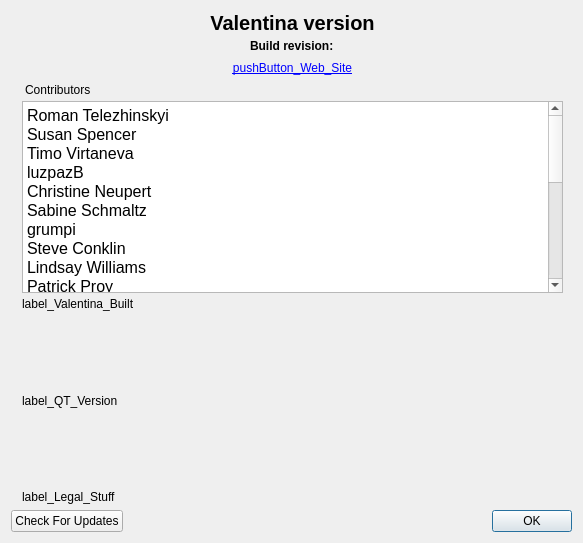
Above: src/app/valentina/dialogs/dialogaboutapp.ui from dismine/valentina before the change. Below: the same form after it.
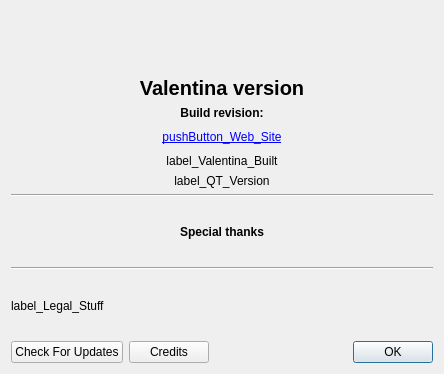
That is the form after the change. Icons and pictures are not drawn. Custom widgets are drawn as their Qt base class.

Commit message: List of sponsors.

```diff
--- a/src/app/valentina/dialogs/dialogaboutapp.ui
+++ b/src/app/valentina/dialogs/dialogaboutapp.ui
@@ -9,12 +9,12 @@
    <rect>
     <x>0</x>
     <y>0</y>
-    <width>583</width>
-    <height>543</height>
+    <width>444</width>
+    <height>374</height>
    </rect>
   </property>
   <property name="sizePolicy">
-   <sizepolicy hsizetype="Preferred" vsizetype="Fixed">
+   <sizepolicy hsizetype="Preferred" vsizetype="Minimum">
     <horstretch>0</horstretch>
     <verstretch>0</verstretch>
    </sizepolicy>
@@ -41,23 +41,33 @@
   <layout class="QVBoxLayout" name="verticalLayout">
    <item>
     <layout class="QHBoxLayout" name="horizontalLayout">
-     <property name="spacing">
-      <number>4</number>
-     </property>
-     <property name="leftMargin">
-      <number>0</number>
-     </property>
-     <property name="rightMargin">
-      <number>9</number>
-     </property>
+     <item>
+      <spacer name="horizontalSpacer_2">
+       <property name="orientation">
+        <enum>Qt::Orientation::Horizontal</enum>
+       </property>
+       <property name="sizeHint" stdset="0">
+        <size>
+         <width>40</width>
+         <height>20</height>
+        </size>
+       </property>
+      </spacer>
+     </item>
      <item>
       <widget class="QLabel" name="label_appIcon">
        <property name="sizePolicy">
-        <sizepolicy hsizetype="Fixed" vsizetype="Minimum">
+        <sizepolicy hsizetype="Preferred" vsizetype="Expanding">
          <horstretch>0</horstretch>
          <verstretch>0</verstretch>
         </sizepolicy>
        </property>
+       <property name="maximumSize">
+        <size>
+         <width>128</width>
+         <height>128</height>
+        </size>
+       </property>
        <property name="text">
         <string/>
        </property>
@@ -65,18 +75,30 @@
         <pixmap resource="../../../libs/vmisc/share/resources/icon.qrc">:/icon/64x64/icon64x64.png</pixmap>
        </property>
        <property name="alignment">
-        <set>Qt::AlignLeading|Qt::AlignLeft|Qt::AlignTop</set>
+        <set>Qt::AlignmentFlag::AlignCenter</set>
        </property>
       </widget>
      </item>
      <item>
-      <layout class="QVBoxLayout" name="verticalLayout_2">
+      <spacer name="horizontalSpacer">
+       <property name="orientation">
+        <enum>Qt::Orientation::Horizontal</enum>
+       </property>
+       <property name="sizeHint" stdset="0">
+        <size>
+         <width>40</width>
+         <height>20</height>
+        </size>
+       </property>
+      </spacer>
+     </item>
+    </layout>
+   </item>
        <item>
         <widget class="QLabel" name="label_Valentina_Version">
          <property name="font">
           <font>
            <pointsize>15</pointsize>
-           <weight>75</weight>
            <bold>true</bold>
           </font>
          </property>
@@ -91,17 +113,19 @@
          </property>
         </widget>
        </item>
-       <item alignment="Qt::AlignHCenter">
+   <item>
         <widget class="QLabel" name="labelBuildRevision">
          <property name="font">
           <font>
-           <weight>75</weight>
            <bold>true</bold>
           </font>
          </property>
          <property name="text">
           <string>Build revision:</string>
          </property>
+     <property name="alignment">
+      <set>Qt::AlignmentFlag::AlignCenter</set>
+     </property>
          <property name="textInteractionFlags">
           <set>Qt::LinksAccessibleByMouse|Qt::TextSelectableByKeyboard|Qt::TextSelectableByMouse</set>
          </property>
@@ -171,70 +195,6 @@
          </property>
         </widget>
        </item>
-       <item>
-        <widget class="QLabel" name="label_contrib_label">
-         <property name="sizePolicy">
-          <sizepolicy hsizetype="Preferred" vsizetype="Preferred">
-           <horstretch>0</horstretch>
-           <verstretch>0</verstretch>
-          </sizepolicy>
-         </property>
-         <property name="text">
-          <string>Contributors</string>
-         </property>
-         <property name="indent">
-          <number>3</number>
-         </property>
-        </widget>
-       </item>
-       <item>
-        <widget class="QPlainTextEdit" name="plainTextEdit_Contributors">
-         <property name="sizePolicy">
-          <sizepolicy hsizetype="Preferred" vsizetype="Fixed">
-           <horstretch>0</horstretch>
-           <verstretch>0</verstretch>
-          </sizepolicy>
-         </property>
-         <property name="font">
-          <font>
-           <pointsize>12</pointsize>
-          </font>
-         </property>
-         <property name="verticalScrollBarPolicy">
-          <enum>Qt::ScrollBarAsNeeded</enum>
-         </property>
-         <property name="horizontalScrollBarPolicy">
-          <enum>Qt::ScrollBarAlwaysOff</enum>
-         </property>
-         <property name="readOnly">
-          <bool>true</bool>
-         </property>
-         <property name="plainText">
-          <string notr="true">Roman Telezhinskyi  
-Susan Spencer
-Timo Virtaneva 
-luzpazB 
-Christine Neupert
-Sabine Schmaltz
-grumpi
-Steve Conklin
-Lindsay Williams
-Patrick Proy
-Mischa Krempel
-Matt Daw
-Peter Gsellmann
-Robert Martin
-Michaela Orth
-Rina Rivera
-Fritz Rometsch
-Felix Ulber
-Alex Zaharov
-Valentina Zhuravska
-Bettina Gatzlaff
-Ronan Le Tiec</string>
-         </property>
-        </widget>
-       </item>
        <item>
         <widget class="QLabel" name="label_Valentina_Built">
          <property name="sizePolicy">
@@ -246,24 +206,14 @@
          <property name="text">
           <string notr="true">label_Valentina_Built</string>
          </property>
+     <property name="alignment">
+      <set>Qt::AlignmentFlag::AlignCenter</set>
+     </property>
          <property name="textInteractionFlags">
           <set>Qt::LinksAccessibleByMouse|Qt::TextSelectableByKeyboard|Qt::TextSelectableByMouse</set>
          </property>
         </widget>
        </item>
-       <item>
-        <spacer name="verticalSpacer">
-         <property name="orientation">
-          <enum>Qt::Vertical</enum>
-         </property>
-         <property name="sizeHint" stdset="0">
-          <size>
-           <width>20</width>
-           <height>40</height>
-          </size>
-         </property>
-        </spacer>
-       </item>
        <item>
         <widget class="QLabel" name="label_QT_Version">
          <property name="sizePolicy">
@@ -275,26 +225,63 @@
          <property name="text">
           <string notr="true">label_QT_Version</string>
          </property>
+     <property name="alignment">
+      <set>Qt::AlignmentFlag::AlignCenter</set>
+     </property>
          <property name="textInteractionFlags">
           <set>Qt::LinksAccessibleByMouse|Qt::TextSelectableByKeyboard|Qt::TextSelectableByMouse</set>
          </property>
         </widget>
        </item>
        <item>
-        <spacer name="verticalSpacer_2">
+    <widget class="Line" name="line">
          <property name="orientation">
-          <enum>Qt::Vertical</enum>
-         </property>
-         <property name="sizeHint" stdset="0">
+      <enum>Qt::Orientation::Horizontal</enum>
+     </property>
+    </widget>
+   </item>
+   <item>
+    <widget class="VSponsorCredits" name="labelSponsors">
+     <property name="sizePolicy">
+      <sizepolicy hsizetype="Expanding" vsizetype="Expanding">
+       <horstretch>0</horstretch>
+       <verstretch>0</verstretch>
+      </sizepolicy>
+     </property>
+     <property name="sizeIncrement">
           <size>
-           <width>20</width>
-           <height>45</height>
-          </size>
-         </property>
-        </spacer>
+       <width>0</width>
+       <height>0</height>
+      </size>
+     </property>
+     <property name="font">
+      <font>
+       <bold>true</bold>
+      </font>
+     </property>
+     <property name="text">
+      <string>Special thanks</string>
+     </property>
+     <property name="alignment">
+      <set>Qt::AlignmentFlag::AlignCenter</set>
+     </property>
+    </widget>
+   </item>
+   <item>
+    <widget class="Line" name="line_2">
+     <property name="orientation">
+      <enum>Qt::Orientation::Horizontal</enum>
+     </property>
+    </widget>
        </item>
        <item>
         <widget class="QLabel" name="label_Legal_Stuff">
+     <property name="sizePolicy">
+      <sizepolicy hsizetype="Preferred" vsizetype="MinimumExpanding">
+       <horstretch>0</horstretch>
+       <verstretch>0</verstretch>
+      </sizepolicy>
+     </property>
          <property name="text">
           <string notr="true">label_Legal_Stuff</string>
          </property>
@@ -303,10 +290,6 @@
          </property>
         </widget>
        </item>
-      </layout>
-     </item>
-    </layout>
-   </item>
    <item>
     <layout class="QHBoxLayout" name="horizontalLayout_2">
      <item>
@@ -316,6 +299,13 @@
        </property>
       </widget>
      </item>
+     <item>
+      <widget class="QPushButton" name="pushButtonCredits">
+       <property name="text">
+        <string>Credits</string>
+       </property>
+      </widget>
+     </item>
      <item>
       <widget class="QDialogButtonBox" name="buttonBox">
        <property name="autoFillBackground">
@@ -336,6 +326,13 @@
    </item>
   </layout>
  </widget>
+ <customwidgets>
+  <customwidget>
+   <class>VSponsorCredits</class>
+   <extends>QLabel</extends>
+   <header>../vwidgets/vsponsorcredits.h</header>
+  </customwidget>
+ </customwidgets>
  <resources>
   <include location="../../../libs/vmisc/share/resources/icon.qrc"/>
  </resources>
```
Left out of the diff: 25 changed lines with no effect on the pictures. Lines whose indentation alone changed are shown as unchanged. The commit also changes 18 other files.
